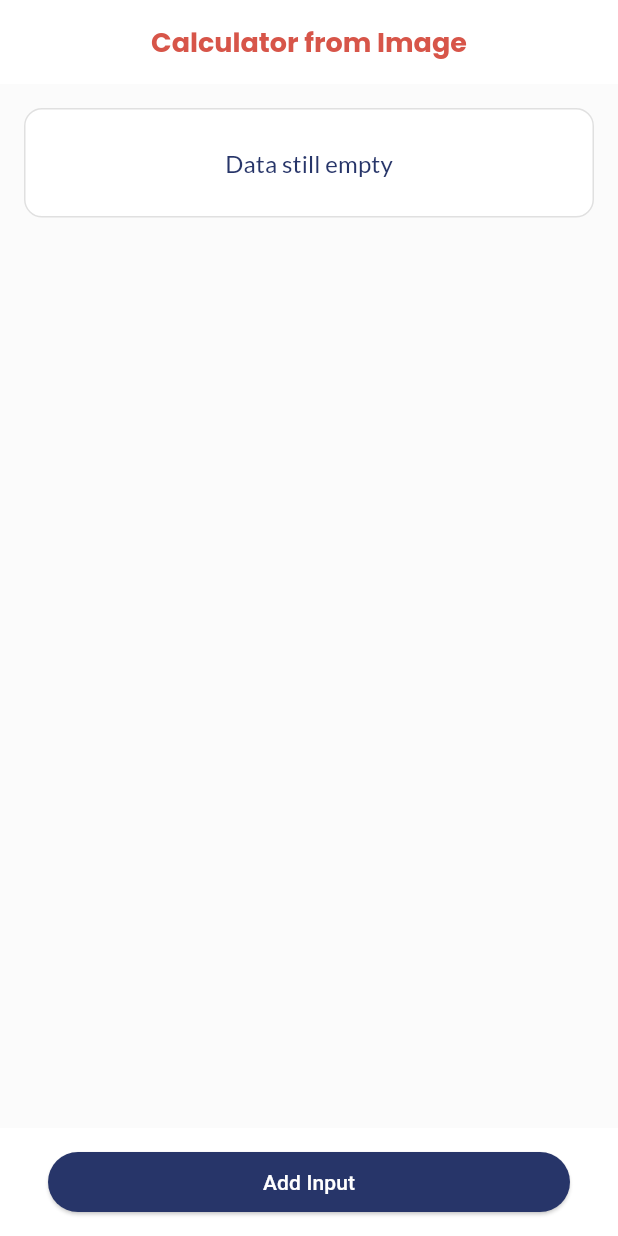
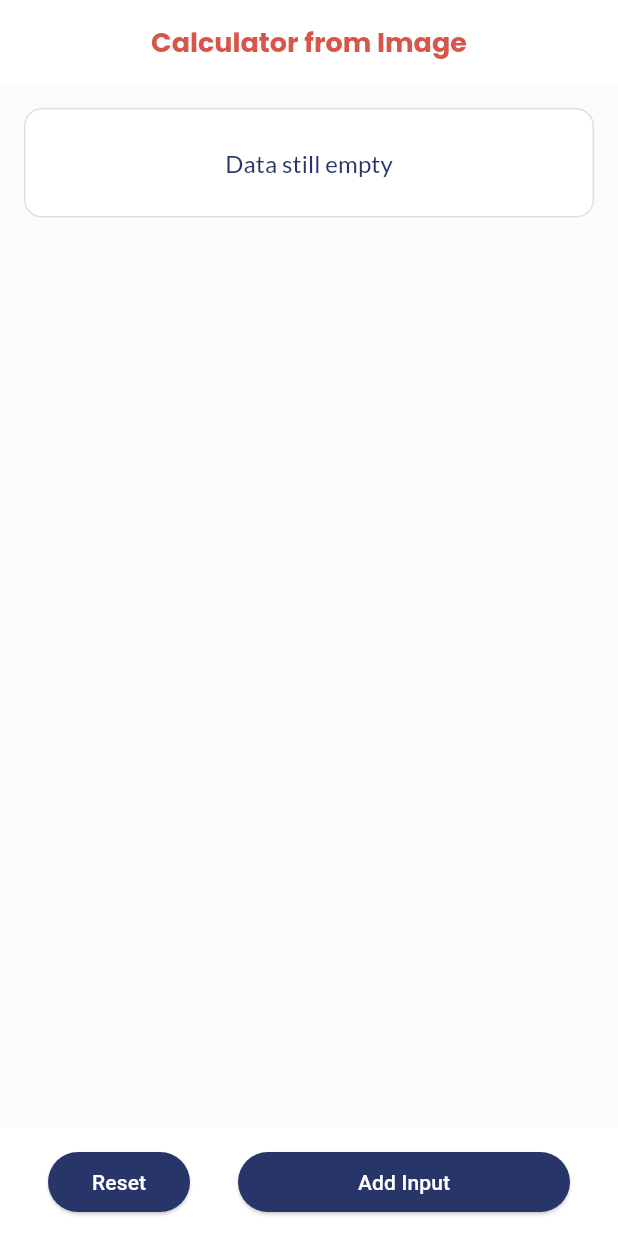
Before and after one commit to alvinraa/ina17_test, a Flutter app: the screen it shows after launch, on a phone screen of 412 x 824 dp. Run offline on Flutter 3.47's test engine with Material 3 defaults, Android fonts, the phone set to English and light mode, and no system bars; our stand-ins replace dio, google_fonts, image_picker; missing offline and left inert: google_mlkit_text_recognition; Roboto replaces fonts that are missing (Ubuntu).

Commit message:
add reset button
- add reset button
- improve ui

```diff
--- a/lib/feature/home/presentation/page/home_page.dart
+++ b/lib/feature/home/presentation/page/home_page.dart
@@ -215,14 +215,29 @@ class _HomePageState extends State<HomePage> {
       child: SafeArea(
         child: Padding(
           padding: const EdgeInsets.symmetric(horizontal: 8),
+          child: Row(
+            children: [
+              Expanded(
+                flex: 1,
+                child: DefaultButton(
+                  margin: const EdgeInsets.symmetric(horizontal: 16),
+                  onPressed: () {
+                    Logger.print('reset result');
+                    setState(() {
+                      listResult = [];
+                    });
+                  },
+                  label: 'Reset',
+                  height: 40,
+                ),
+              ),
+              Expanded(
+                flex: 2,
                 child: DefaultButton(
                   margin: const EdgeInsets.symmetric(horizontal: 16),
                   onPressed: () {
                     // go to add input page
                     Logger.print('go to add_input_page');
-              // nav keinput page
-              // Navigator.pushNamed(context, Routes.takePhotoPage,
-              //     arguments: data);
                     navigatorKey.currentState
                         ?.pushNamed(
                       Routes.takePhotoPage,
@@ -232,9 +247,6 @@ class _HomePageState extends State<HomePage> {
                       if (value != null) {
                         resultModel = value as ResultModel?;
                         if (resultModel != null) {
-                    Logger.print(resultModel?.input ?? 'kosong');
-                    Logger.print(resultModel?.result ?? 'kosong');
-
                           setState(() {
                             listResult.add(resultModel ?? ResultModel());
                           });
@@ -242,9 +254,11 @@ class _HomePageState extends State<HomePage> {
                       }
                     });
                   },
-            // showLoading: state is SelfSummarySaveLoading,
                   label: 'Add Input',
                   height: 40,
+                ),
+              ),
+            ],
           ),
         ),
       ),
```
Also changed, not shown: lib/feature/take_photo/presentation/page/take_photo_page.dart (+7 -3 lines). Lines whose indentation alone changed are shown as unchanged.
